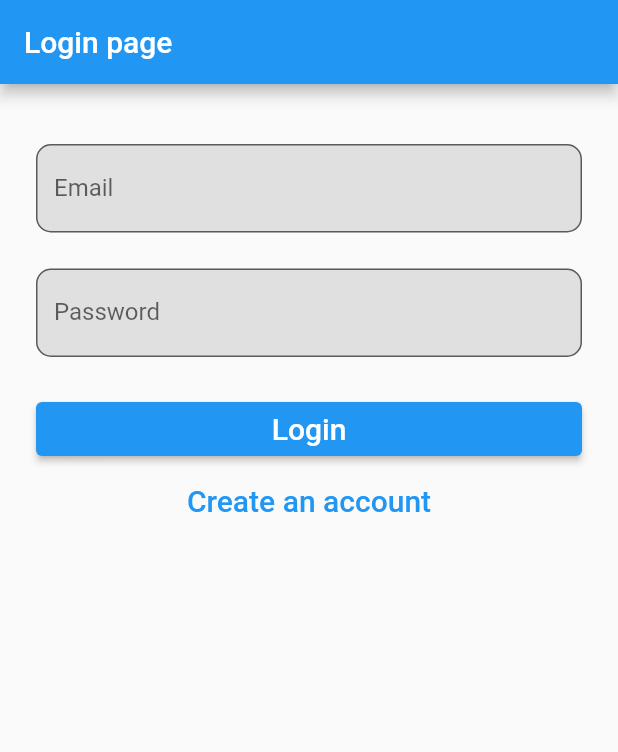
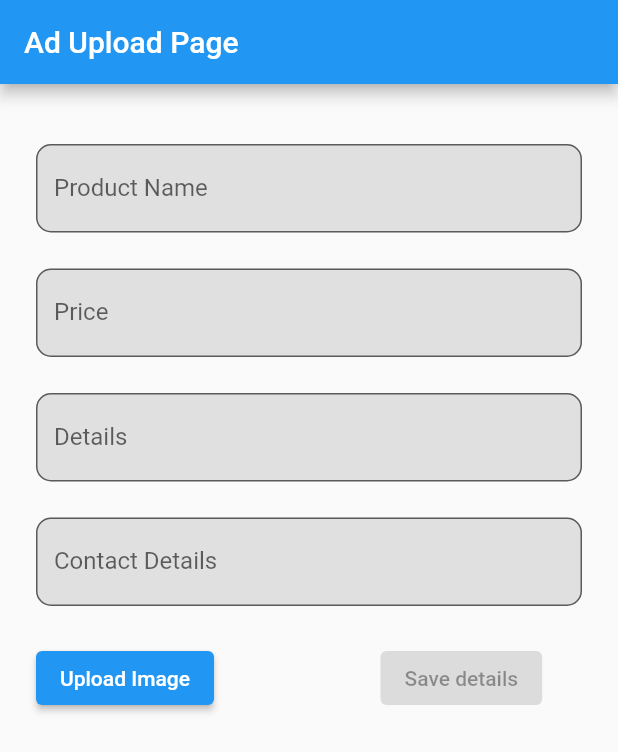
Before and after one commit to sanjayram21/ResaleApplication, a Flutter app: the screen it shows after launch, on a phone screen of 412 x 824 dp. Shown: the top 752 px of the screen. Run offline on Flutter 3.47's test engine with Material 2 defaults, Android fonts, the phone set to English and light mode, and no system bars; our stand-ins replace firebase_auth, firebase_core, image_picker; accounts and stored records are empty.

Commit message:
Added ad upload page

```diff
--- /dev/null
+++ b/lib/ad_upload_page.dart
@@ -0,0 +1,118 @@
+import 'package:flutter/cupertino.dart';
+import 'package:flutter/material.dart';
+import 'upload_image_page.dart';
+
+class AdUploadPage extends StatefulWidget {
+  @override
+  State<StatefulWidget> createState() => new _AdUploadPageState();
+}
+
+class _AdUploadPageState extends State<AdUploadPage> {
+  @override
+  Widget build(BuildContext context) {
+    return Scaffold(
+      appBar: AppBar(
+        title: Text("Ad Upload Page"),
+      ),
+      body: new Container(
+        padding: EdgeInsets.fromLTRB(24, 40, 24, 24),
+        child: ListView(children: <Widget>[
+          new TextFormField(
+            decoration: new InputDecoration(
+              labelText: "Product Name",
+              fillColor: Colors.grey.shade300,
+              filled: true,
+              border:
+                  OutlineInputBorder(borderRadius: BorderRadius.circular(10)),
+              focusedBorder: OutlineInputBorder(
+                  borderSide: const BorderSide(color: Colors.blue, width: 2.0),
+                  borderRadius: BorderRadius.circular(0)),
+            ),
+          ),
+          SizedBox(
+            height: 24,
+          ),
+          new TextFormField(
+            decoration: new InputDecoration(
+              labelText: "Price",
+              fillColor: Colors.grey.shade300,
+              filled: true,
+              border:
+                  OutlineInputBorder(borderRadius: BorderRadius.circular(10)),
+              focusedBorder: OutlineInputBorder(
+                  borderSide: const BorderSide(color: Colors.blue, width: 2.0),
+                  borderRadius: BorderRadius.circular(0)),
+            ),
+          ),
+          SizedBox(
+            height: 24,
+          ),
+          new TextFormField(
+            decoration: new InputDecoration(
+              labelText: "Details",
+              fillColor: Colors.grey.shade300,
+              filled: true,
+              border:
+                  OutlineInputBorder(borderRadius: BorderRadius.circular(10)),
+              focusedBorder: OutlineInputBorder(
+                  borderSide: const BorderSide(color: Colors.blue, width: 2.0),
+                  borderRadius: BorderRadius.circular(0)),
+            ),
+          ),
+          SizedBox(
+            height: 24,
+          ),
+          new TextFormField(
+            decoration: new InputDecoration(
+              labelText: "Contact Details",
+              fillColor: Colors.grey.shade300,
+              filled: true,
+              border:
+                  OutlineInputBorder(borderRadius: BorderRadius.circular(10)),
+              focusedBorder: OutlineInputBorder(
+                  borderSide: const BorderSide(color: Colors.blue, width: 2.0),
+                  borderRadius: BorderRadius.circular(0)),
+            ),
+          ),
+          SizedBox(
+            height: 24,
+          ),
+          new Row(
+            children: [
+              ElevatedButton(
+                onPressed: () => {
+                  Navigator.push(
+                    context,
+                    MaterialPageRoute(
+                        builder: (context) => ImagePickerWidget()),
+                  )
+                },
+                child: new Text('Upload Image'),
+              ),
+              SizedBox(width: 111,),
+              ElevatedButton(onPressed: null, child: new Text('Save details'))
+            ],
+          )
+        ]),
+      ),
+    );
+  }
+
+  Widget uploadDialog() {
+    return Dialog(
+      child: Column(
+        children: [
+          AppBar(
+            elevation: 1,
+            backgroundColor: Colors.white,
+            iconTheme: IconThemeData(color: Colors.amber),
+            title: Text(
+              'Hello',
+              style: TextStyle(color: Colors.black),
+            ),
+          )
+        ],
+      ),
+    );
+  }
+}
--- a/lib/main.dart
+++ b/lib/main.dart
@@ -1,6 +1,7 @@
 import 'package:firebase_core/firebase_core.dart';
 import 'package:flutter/material.dart';
 import 'login_page.dart';
+import 'ad_upload_page.dart';
 
 void main() async{
   WidgetsFlutterBinding.ensureInitialized();
@@ -14,7 +15,7 @@ class MyApp extends StatelessWidget {
     return new MaterialApp(
       title: 'Flutter login page',
       theme: new ThemeData(primarySwatch: Colors.blue),
-      home: new LoginPage(),
+      home: new AdUploadPage(),
     );
   }
 }
--- a/pubspec.yaml
+++ b/pubspec.yaml
@@ -30,6 +30,7 @@ dependencies:
   # The following adds the Cupertino Icons font to your application.
   # Use with the CupertinoIcons class for iOS style icons.
   cupertino_icons: ^1.0.2
+  image_picker: ^0.8.3+3
 
 dev_dependencies:
   flutter_test:
@@ -50,6 +51,9 @@ flutter:
   # assets:
   #   - images/a_dot_burr.jpeg
   #   - images/a_dot_ham.jpeg
+
+  assets:
+    - assets/no_image.jpg
 
   # An image asset can refer to one or more resolution-specific "variants", see
   # https://flutter.dev/assets-and-images/#resolution-aware.
```
Also changed, not shown: lib/upload_image_page.dart (added, +68 -0 lines), assets/no_image.jpg (added), pubspec.lock.
